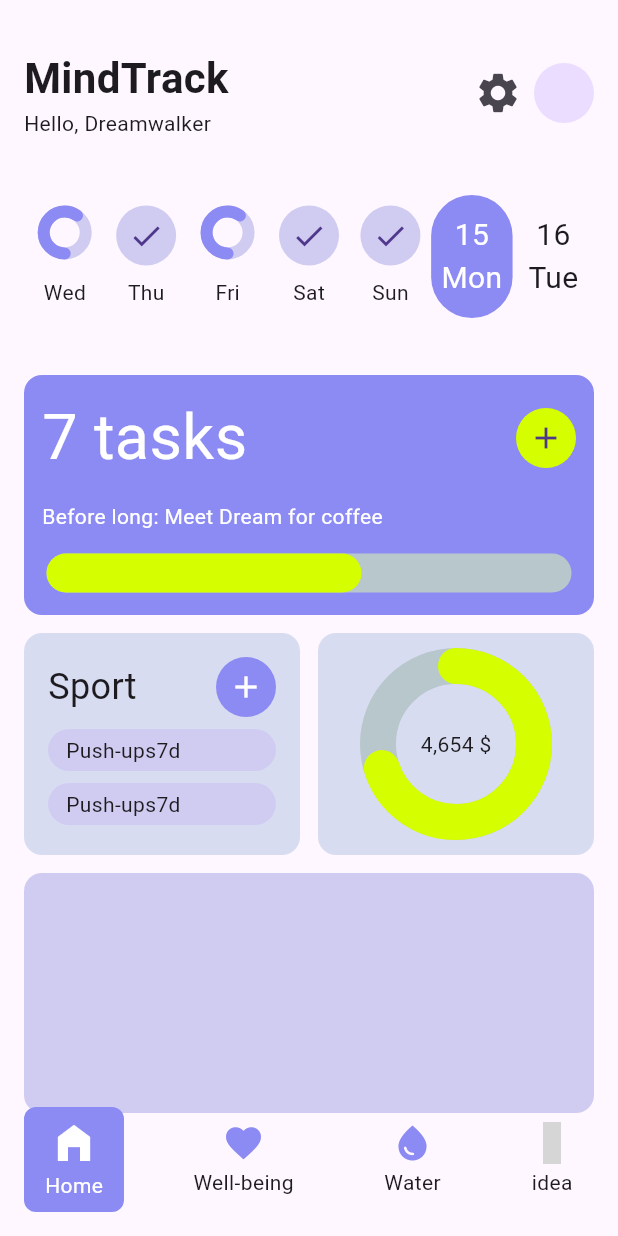
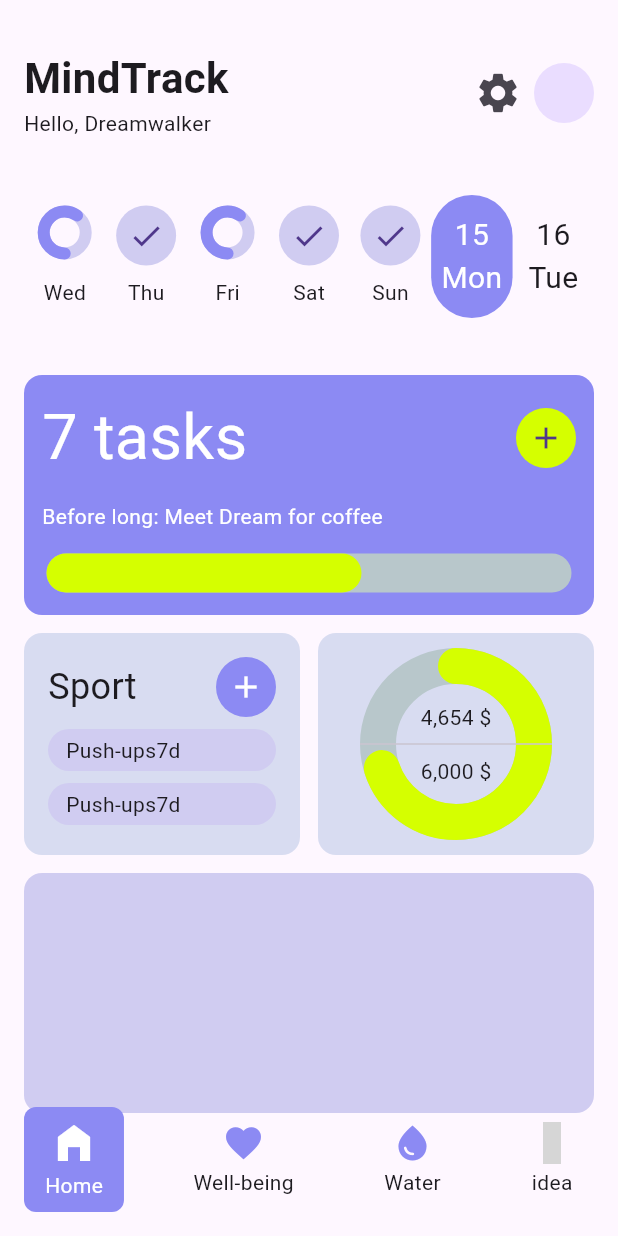
Before and after one commit to JAICHANGPARK/flutter_notebook_chapter_43, a Flutter app: the HabitJournalMainScreen screen opened directly, on a phone screen of 412 x 824 dp. Run offline on Flutter 3.47's test engine with Material 3 defaults, Android fonts, the phone set to English and light mode, and no system bars; drawn by our look-alikes of percent_indicator; our stand-ins replace gap, hugeicons; grey boxes are pictures that could not be loaded.

Commit message:
Update habit_journal_home_screen.dart

```diff
--- a/lib/ep2173_habit_journal_app/ui/home/habit_journal_home_screen.dart
+++ b/lib/ep2173_habit_journal_app/ui/home/habit_journal_home_screen.dart
@@ -329,6 +329,8 @@ class _HabitJournalHomeScreenState extends State<HabitJournalHomeScreen> {
                               mainAxisAlignment: MainAxisAlignment.center,
                               children: [
                                 Text("4,654 \$"),
+                                Divider(),
+                                Text("6,000 \$")
                               ],
                             ),
                           ),
```
